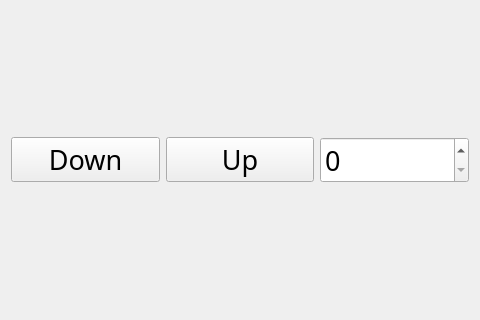
Old version of the form ui/BetterSpinBox.ui in the repository binex-dsk/QFRCScouter; both pictures show x 0 to 480 and y 160 to 480 of the 480 by 640 pixel window.
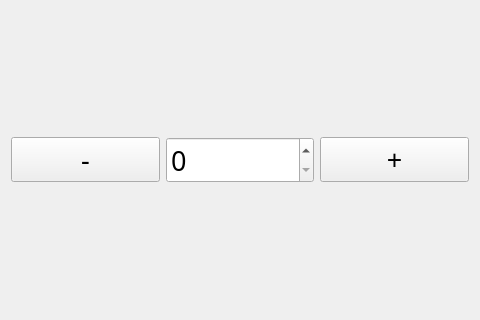
New version of the form.

Commit message: improve scales, up/down, clarity

```diff
--- a/ui/BetterSpinBox.ui
+++ b/ui/BetterSpinBox.ui
@@ -19,22 +19,22 @@
   <property name="windowTitle">
    <string>Form</string>
   </property>
-  <layout class="QHBoxLayout" name="horizontalLayout">
-   <item>
+  <layout class="QGridLayout" name="gridLayout">
+   <item row="1" column="1">
     <widget class="QPushButton" name="down">
      <property name="text">
-      <string>Down</string>
+      <string>-</string>
      </property>
     </widget>
    </item>
-   <item>
+   <item row="1" column="3">
     <widget class="QPushButton" name="up">
      <property name="text">
-      <string>Up</string>
+      <string>+</string>
      </property>
     </widget>
    </item>
-   <item>
+   <item row="1" column="2">
     <widget class="QSpinBox" name="box">
      <property name="palette">
       <palette>
```
The commit also changes 4 other files.
